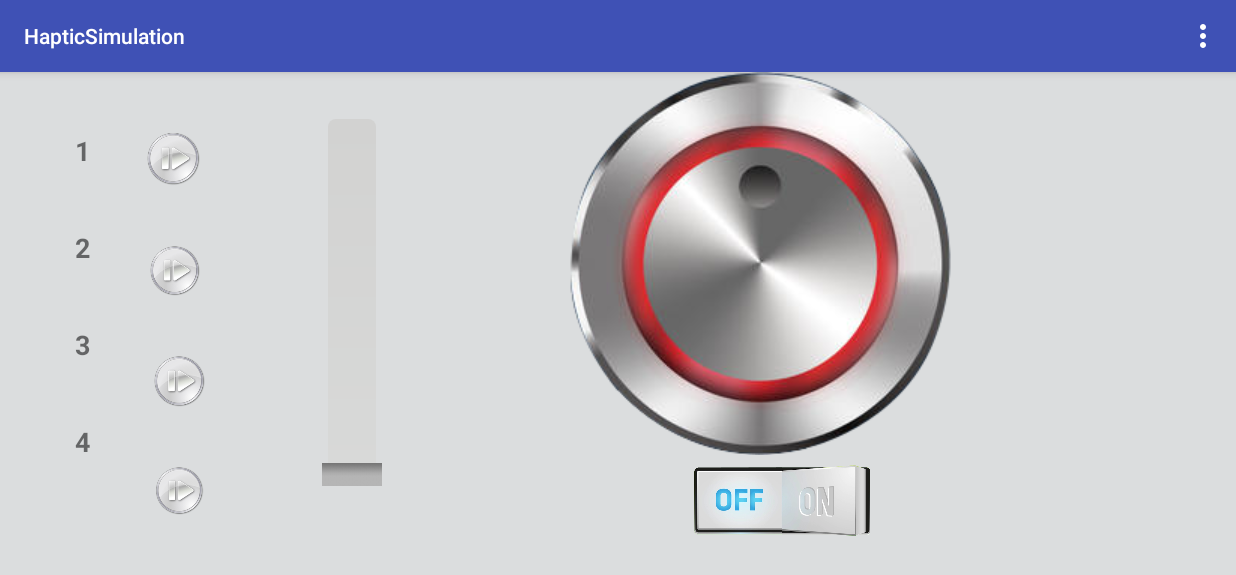
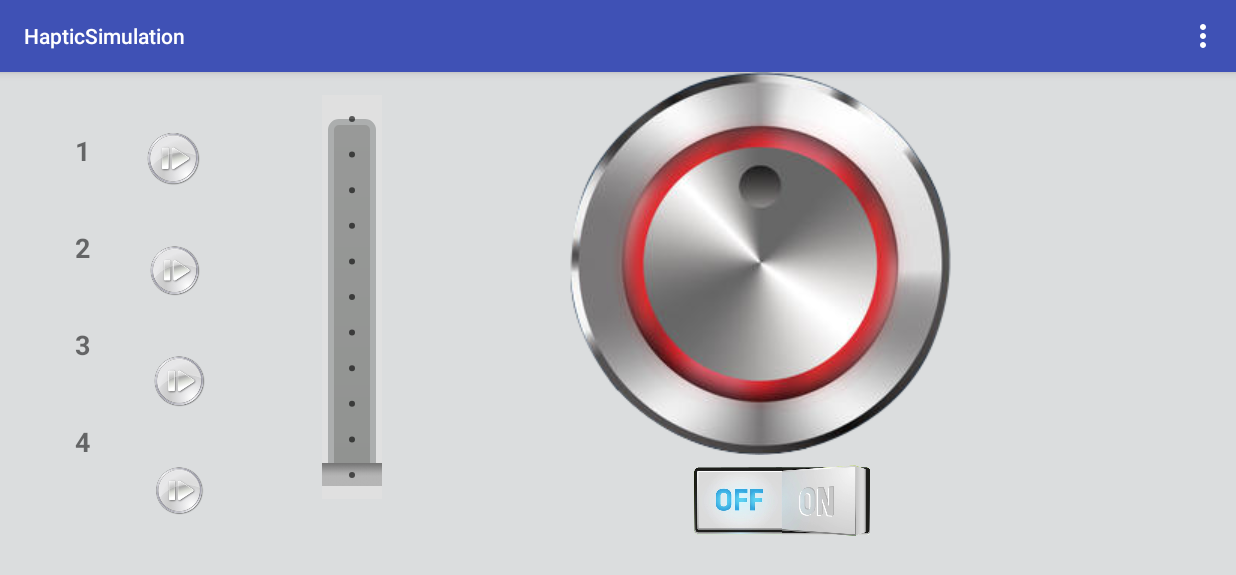
Before and after one commit to AbstractKim/HapticSimulationApp, an Android app: the screen it shows after launch (MainActivity), on a phone screen of 824 x 412 dp (held sideways). Shown: the top 575 px of the screen. Run offline under Robolectric (Android 15) with nearby library versions, the phone set to English and light mode, and no system bars; libraries missing offline, so code that uses them is left out: com.lukedeighton.wheelview; 3 statements that could not run were skipped.

Commit message:
seekbar: change to descrete and put size on progress drwable

```diff
--- a/app/build.gradle
+++ b/app/build.gradle
@@ -4,7 +4,7 @@ android {
     compileSdkVersion 26
     defaultConfig {
         applicationId "com.github.abstractkim.hapticsimulation"
-        minSdkVersion 20
+        minSdkVersion 16
         targetSdkVersion 26
         versionCode 1
         versionName "1.0"
--- a/app/src/main/res/drawable/seekbar_progressbar.xml
+++ b/app/src/main/res/drawable/seekbar_progressbar.xml
@@ -7,8 +7,11 @@
 
             <gradient
                 android:angle="180"
-                android:endColor="#d8d9d8"
-                android:startColor="#d2d2d1" />
+                android:endColor="#919391"
+                android:startColor="#989998" />
+            <stroke android:width="4dp" android:color="#acaeae" />
+            <padding android:left="7dp" android:top="7dp"
+                android:right="7dp" android:bottom="7dp" />
         </shape>
     </item>
     <item>
@@ -20,6 +23,8 @@
                     android:angle="180"
                     android:endColor="#706e6e"
                     android:startColor="#666565" />
+                <padding android:left="7dp" android:top="7dp"
+                    android:right="7dp" android:bottom="7dp" />
             </shape>
         </clip>
     </item>
@@ -32,6 +37,8 @@
                     android:angle="180"
                     android:endColor="#6e6e6d"
                     android:startColor="#5b5a59" />
+                <padding android:left="7dp" android:top="7dp"
+                    android:right="7dp" android:bottom="7dp" />
             </shape>
         </clip>
     </item>
--- a/app/src/main/res/layout-large/activity_main.xml
+++ b/app/src/main/res/layout-large/activity_main.xml
@@ -102,10 +102,12 @@
 
   <SeekBar
       android:id="@+id/seekbarVolume"
+      style="@style/Widget.AppCompat.SeekBar.Discrete"
       android:layout_width="520dp"
       android:layout_height="wrap_content"
       android:layout_marginStart="300dp"
       android:layout_marginTop="320dp"
+      android:background="@color/grey_300"
       android:max="10"
       android:progressDrawable="@drawable/seekbar_progressbar"
       android:rotation="-90"
--- a/app/src/main/res/layout/activity_main.xml
+++ b/app/src/main/res/layout/activity_main.xml
@@ -97,12 +97,17 @@
 
   <SeekBar
       android:id="@+id/seekbarVolume"
+      style="@style/Widget.AppCompat.SeekBar.Discrete"
       android:layout_width="269dp"
       android:layout_height="wrap_content"
       android:layout_marginStart="100dp"
       android:layout_marginTop="130dp"
+      android:background="@color/grey_300"
       android:max="10"
+      android:outlineProvider="background"
+      android:progressBackgroundTintMode="multiply"
       android:progressDrawable="@drawable/seekbar_progressbar"
+      android:progressTintMode="multiply"
       android:rotation="-90"
       android:thumb="@drawable/thumb_gray_gradiant"
       android:thumbTintMode="multiply"
--- a/app/src/main/res/values/strings.xml
+++ b/app/src/main/res/values/strings.xml
@@ -1,6 +1,6 @@
 <resources>
     <string name="app_name">HapticSimulation</string>
-    <string name="app_vserion">0.0.5</string>
+    <string name="app_vserion">0.0.6</string>
     <string name="slot_number_1">1</string>
     <string name="slot_number_2">2</string>
     <string name="slot_number_3">3</string>
```
